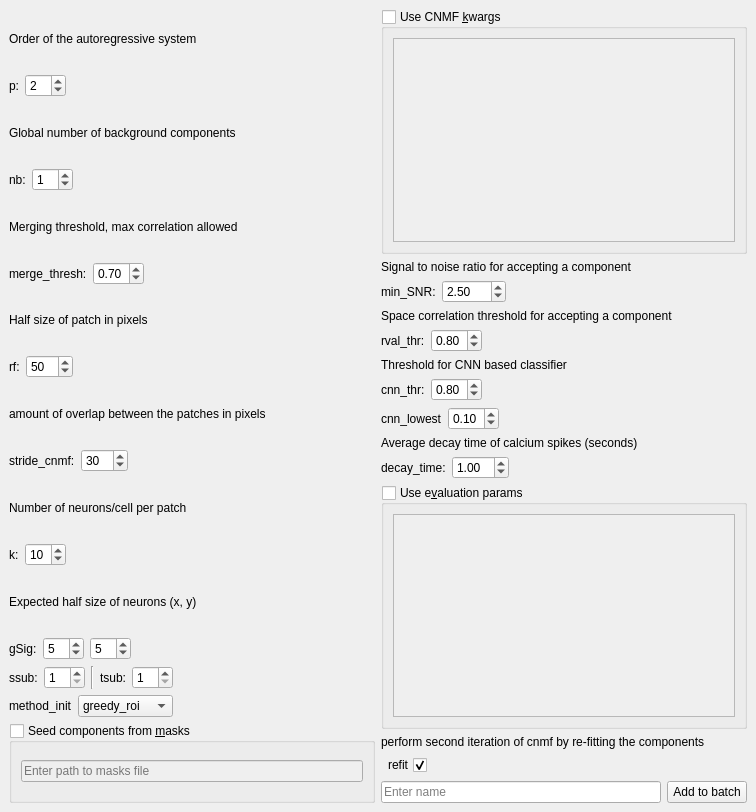
kushalkolar/MESmerize, file mesmerize/viewer/modules/ui_files/cnmf_pytemplate.ui: the form before one commit.
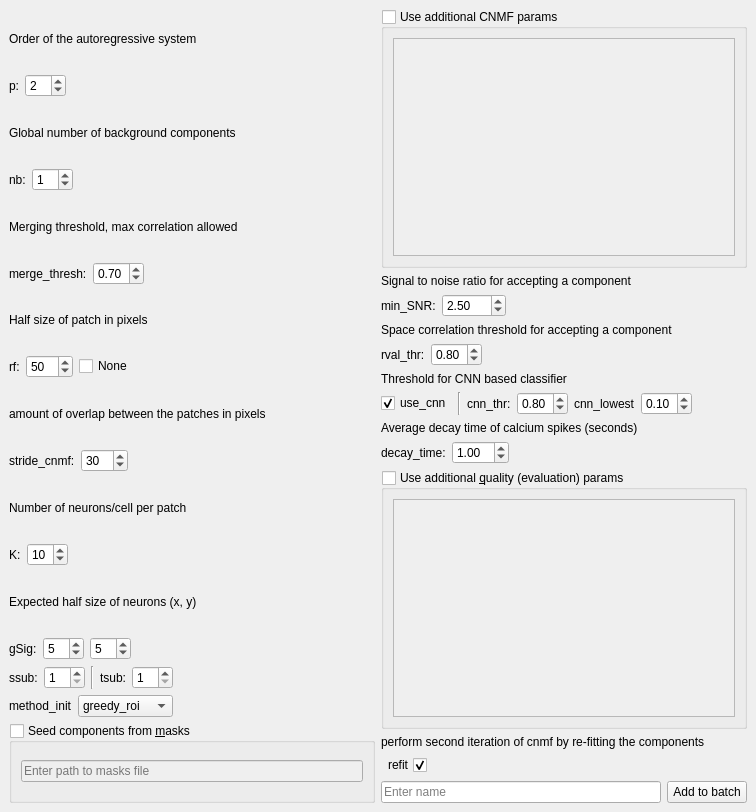
The form after the commit.

Commit message: small changes to cnmf param entry ui

What changed in the file:
```diff
--- a/mesmerize/viewer/modules/ui_files/cnmf_pytemplate.ui
+++ b/mesmerize/viewer/modules/ui_files/cnmf_pytemplate.ui
@@ -181,6 +181,16 @@
           </property>
          </widget>
         </item>
+        <item>
+         <widget class="QCheckBox" name="checkBoxRfNone">
+          <property name="toolTip">
+           <string>Set `rf` as `None`</string>
+          </property>
+          <property name="text">
+           <string>None</string>
+          </property>
+         </widget>
+        </item>
         <item>
          <spacer name="horizontalSpacer_10">
           <property name="orientation">
@@ -249,7 +259,7 @@
         <item>
          <widget class="QLabel" name="label_31">
           <property name="text">
-           <string>k:</string>
+           <string>K:</string>
           </property>
          </widget>
         </item>
@@ -496,7 +506,7 @@
          <string/>
         </property>
         <property name="title">
-         <string>Use CNMF &amp;kwargs</string>
+         <string>Use additional CNMF params</string>
         </property>
         <property name="checkable">
          <bool>true</bool>
@@ -613,6 +623,23 @@
       </item>
       <item>
        <layout class="QHBoxLayout" name="horizontalLayout_15">
+        <item>
+         <widget class="QCheckBox" name="checkBoxUseCNN">
+          <property name="text">
+           <string>use_cnn</string>
+          </property>
+          <property name="checked">
+           <bool>true</bool>
+          </property>
+         </widget>
+        </item>
+        <item>
+         <widget class="Line" name="line_2">
+          <property name="orientation">
+           <enum>Qt::Vertical</enum>
+          </property>
+         </widget>
+        </item>
         <item>
          <widget class="QLabel" name="label_26">
           <property name="text">
@@ -634,23 +661,6 @@
          </widget>
         </item>
         <item>
-         <spacer name="horizontalSpacer_16">
-          <property name="orientation">
-           <enum>Qt::Horizontal</enum>
-          </property>
-          <property name="sizeHint" stdset="0">
-           <size>
-            <width>40</width>
-            <height>20</height>
-           </size>
-          </property>
-         </spacer>
-        </item>
-       </layout>
-      </item>
-      <item>
-       <layout class="QHBoxLayout" name="horizontalLayout_3">
-        <item>
          <widget class="QLabel" name="label_3">
           <property name="text">
            <string>cnn_lowest</string>
@@ -671,7 +681,7 @@
          </widget>
         </item>
         <item>
-         <spacer name="horizontalSpacer_3">
+         <spacer name="horizontalSpacer_16">
           <property name="orientation">
            <enum>Qt::Horizontal</enum>
           </property>
@@ -733,7 +743,7 @@
 Use single quotes for strings, do not use double quotes</string>
         </property>
         <property name="title">
-         <string>Use e&amp;valuation params</string>
+         <string>Use additional &amp;quality (evaluation) params</string>
         </property>
         <property name="checkable">
          <bool>true</bool>
```
Left out of the diff: 2 changed lines with no effect on the pictures. The commit also changes 1 other file.
